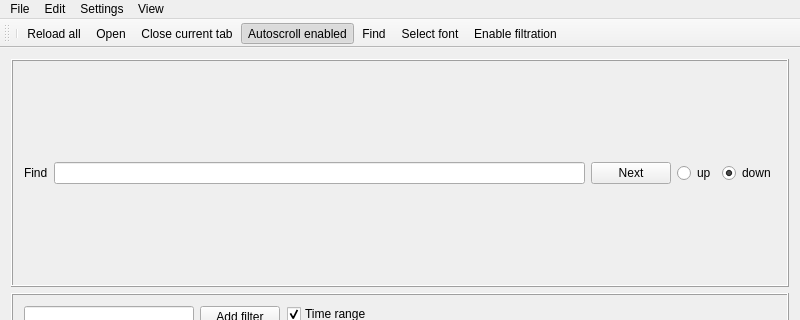
Old version of the form src/mainwindow.ui in the repository lysevi/logan; both pictures show x 0 to 800 and y 0 to 320 of the 800 by 600 pixel window.
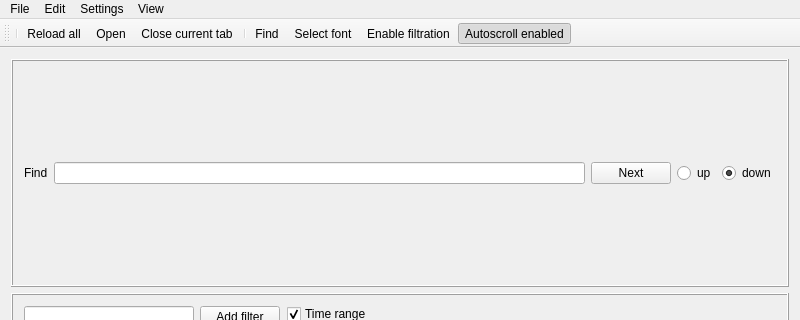
New version of the form. Icons and pictures are not drawn.

Commit message: menu organise.

```diff
--- a/src/mainwindow.ui
+++ b/src/mainwindow.ui
@@ -243,10 +243,11 @@
    <addaction name="actionreolad_current"/>
    <addaction name="actionOpen"/>
    <addaction name="actionclose_current_tab"/>
-   <addaction name="actionautoscroll_enabled"/>
+   <addaction name="separator"/>
    <addaction name="actionFind"/>
    <addaction name="actionfont_selection"/>
    <addaction name="actionEnable_filtration"/>
+   <addaction name="actionautoscroll_enabled"/>
   </widget>
   <widget class="QStatusBar" name="statusBar"/>
   <action name="actionOpen">
```
Left out of the diff: 2 changed lines with no effect on the pictures. The commit also changes 1 other file.
